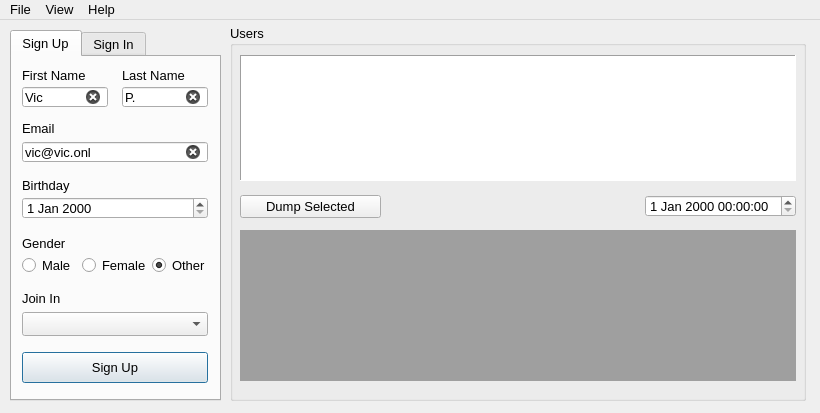
Above: res/main.ui from vn-os/Qt-Websocket-Client-Secure before the change. Below: the same form after it.
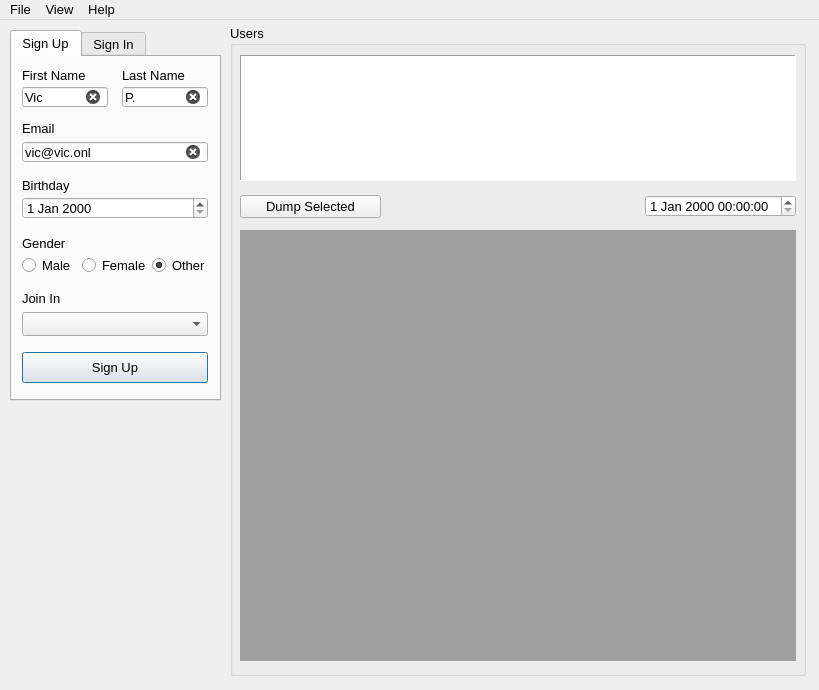
That is the form after the change. Icons and pictures are not drawn.

The edit to the form file:
```diff
--- a/res/main.ui
+++ b/res/main.ui
@@ -6,8 +6,8 @@
    <rect>
     <x>0</x>
     <y>0</y>
-    <width>820</width>
-    <height>413</height>
+    <width>819</width>
+    <height>690</height>
    </rect>
   </property>
   <property name="font">
@@ -376,7 +376,7 @@
       <x>230</x>
       <y>5</y>
       <width>576</width>
-      <height>376</height>
+      <height>651</height>
      </rect>
     </property>
     <property name="title">
@@ -454,7 +454,7 @@
        <x>10</x>
        <y>205</y>
        <width>556</width>
-       <height>151</height>
+       <height>431</height>
       </rect>
      </property>
      <property name="frameShape">
@@ -468,8 +468,8 @@
     <rect>
      <x>0</x>
      <y>0</y>
-     <width>820</width>
-     <height>23</height>
+     <width>819</width>
+     <height>21</height>
     </rect>
    </property>
    <widget class="QMenu" name="menuFile">
```
